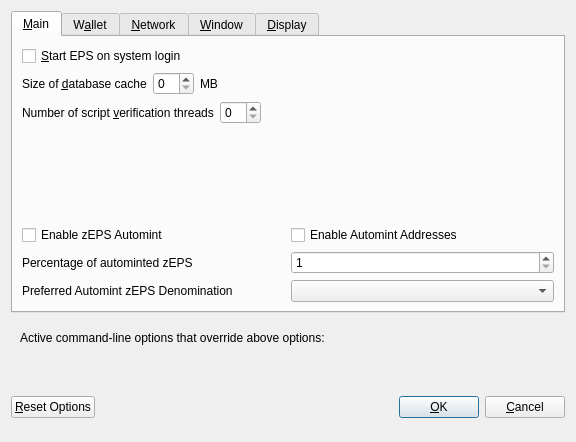
This is src/qt/forms/optionsdialog.ui in Epsium-MegaCorp/Epsium-MegaCorp as Qt 5 draws it before an edit. The edited form follows.
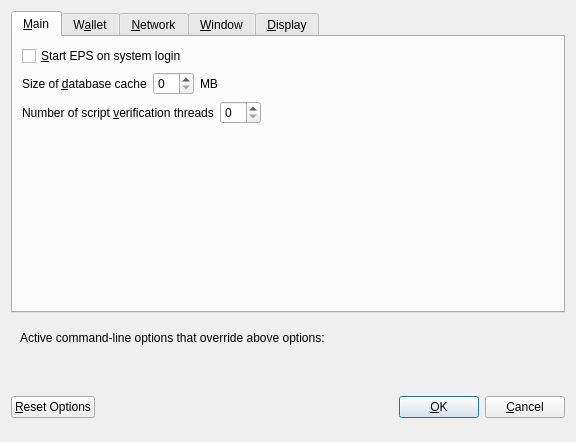
This is the edited form. Custom widgets are drawn as their Qt base class.

```diff
--- a/src/qt/forms/optionsdialog.ui
+++ b/src/qt/forms/optionsdialog.ui
@@ -130,111 +130,6 @@
          </property>
         </spacer>
        </item>
-       <item>
-        <widget class="QWidget" name="verticalZpivOptionsWidget" native="true">
-         <layout class="QVBoxLayout" name="verticalZpivOptionsLayout">
-          <property name="margin">
-           <number>0</number>
-          </property>
-          <item>
-           <layout class="QHBoxLayout" name="horizontalAutomintingLayout">
-            <item>
-             <widget class="QCheckBox" name="checkBoxZeromintEnable">
-              <property name="toolTip">
-               <string>Enable automatic minting of EPS units to zEPS</string>
-              </property>
-              <property name="layoutDirection">
-               <enum>Qt::LeftToRight</enum>
-              </property>
-              <property name="text">
-               <string>Enable zEPS Automint</string>
-              </property>
-             </widget>
-            </item>
-            <item>
-             <widget class="QCheckBox" name="checkBoxZeromintAddresses">
-              <property name="toolTip">
-               <string>Enable automatic zEPS minting from specific addresses</string>
-              </property>
-              <property name="layoutDirection">
-               <enum>Qt::LeftToRight</enum>
-              </property>
-              <property name="text">
-               <string>Enable Automint Addresses</string>
-              </property>
-             </widget>
-            </item>
-           </layout>
-          </item>
-          <item>
-           <layout class="QHBoxLayout" name="horizontalZmintPercentageLayout">
-            <item>
-             <widget class="QLabel" name="percentage_label">
-              <property name="toolTip">
-               <string>Percentage of incoming EPS which get automatically converted to zEPS via Zerocoin Protocol (min: 10%)</string>
-              </property>
-              <property name="text">
-               <string>Percentage of autominted zEPS</string>
-              </property>
-             </widget>
-            </item>
-            <item>
-             <widget class="QSpinBox" name="zeromintPercentage">
-              <property name="minimum">
-               <number>1</number>
-              </property>
-              <property name="maximum">
-               <number>100</number>
-              </property>
-             </widget>
-            </item>
-           </layout>
-          </item>
-          <item>
-           <layout class="QHBoxLayout" name="horizontalLayout" stretch="0,0">
-            <property name="sizeConstraint">
-             <enum>QLayout::SetFixedSize</enum>
-            </property>
-            <item>
-             <widget class="QLabel" name="labelPreferredDenom">
-              <property name="maximumSize">
-               <size>
-                <width>16777215</width>
-                <height>16777215</height>
-               </size>
-              </property>
-              <property name="toolTip">
-               <string>Wait with automatic conversion to Zerocoin until enough EPS for this denomination is available</string>
-              </property>
-              <property name="text">
-               <string>Preferred Automint zEPS Denomination</string>
-              </property>
-             </widget>
-            </item>
-            <item>
-             <widget class="QComboBox" name="preferredDenom">
-              <property name="maximumSize">
-               <size>
-                <width>16777215</width>
-                <height>27</height>
-               </size>
-              </property>
-              <property name="toolTip">
-               <string>Wait with automatic conversion to Zerocoin until enough EPS for this denomination is available</string>
-              </property>
-              <property name="maxVisibleItems">
-               <number>9</number>
-              </property>
-              <property name="maxCount">
-               <number>9</number>
-              </property>
-             </widget>
-            </item>
-           </layout>
-          </item>
-         </layout>
-        </widget>
-       </item>
       </layout>
      </widget>
      <widget class="QWidget" name="tabWallet">
```
Left out of the diff: 6 changed lines with no effect on the pictures.
